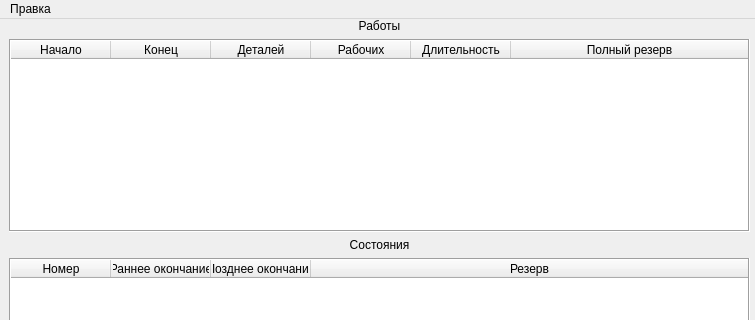
First picture: the form in form.ui, repository moisizz/Workers-Optimization, before the edit; both pictures show x 0 to 755 and y 0 to 320 of the 755 by 480 pixel window.
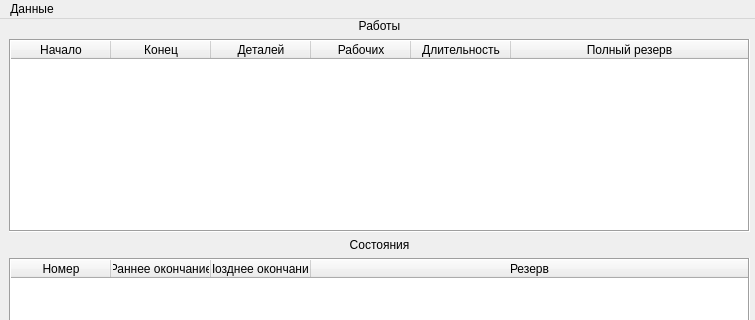
Second picture: the form after the edit.

Diff of the .ui file:
```diff
--- a/form.ui
+++ b/form.ui
@@ -164,7 +164,7 @@
    </property>
    <widget class="QMenu" name="editMenu">
     <property name="title">
-     <string>Правка</string>
+     <string>Данные</string>
     </property>
     <addaction name="applyChanges"/>
    </widget>
```
Left out of the diff: 14 changed lines with no effect on the pictures.
